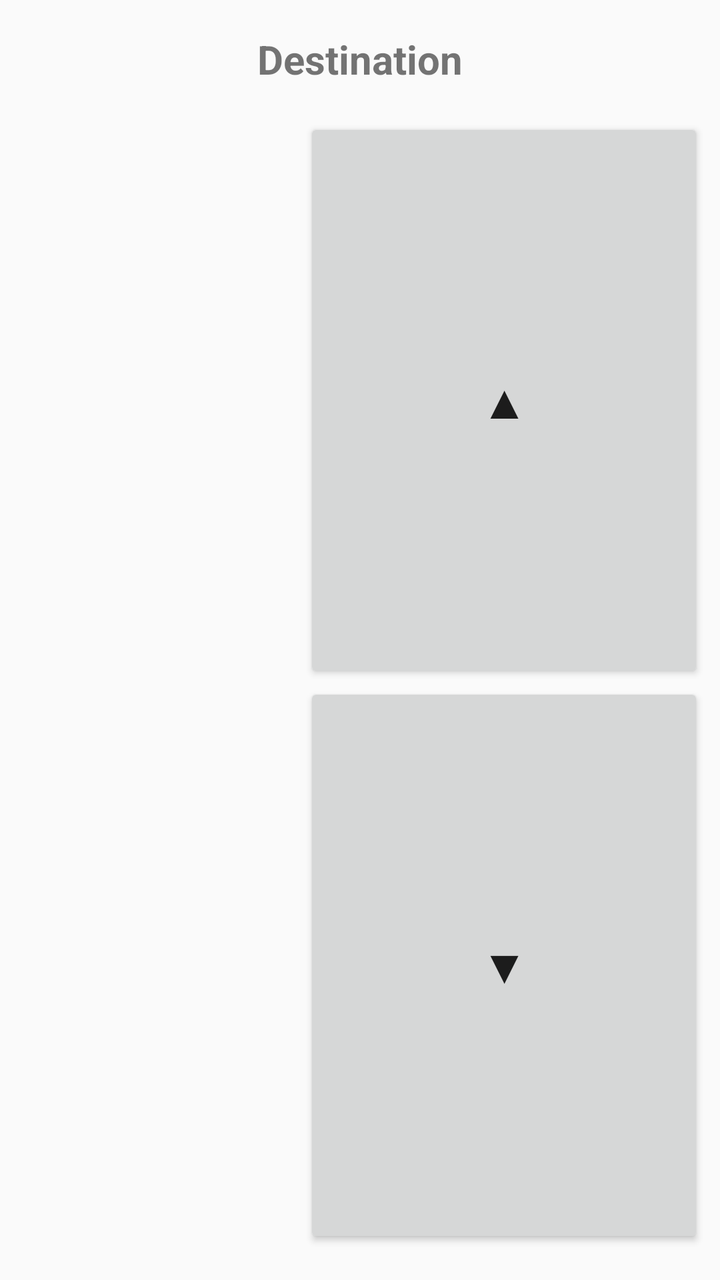
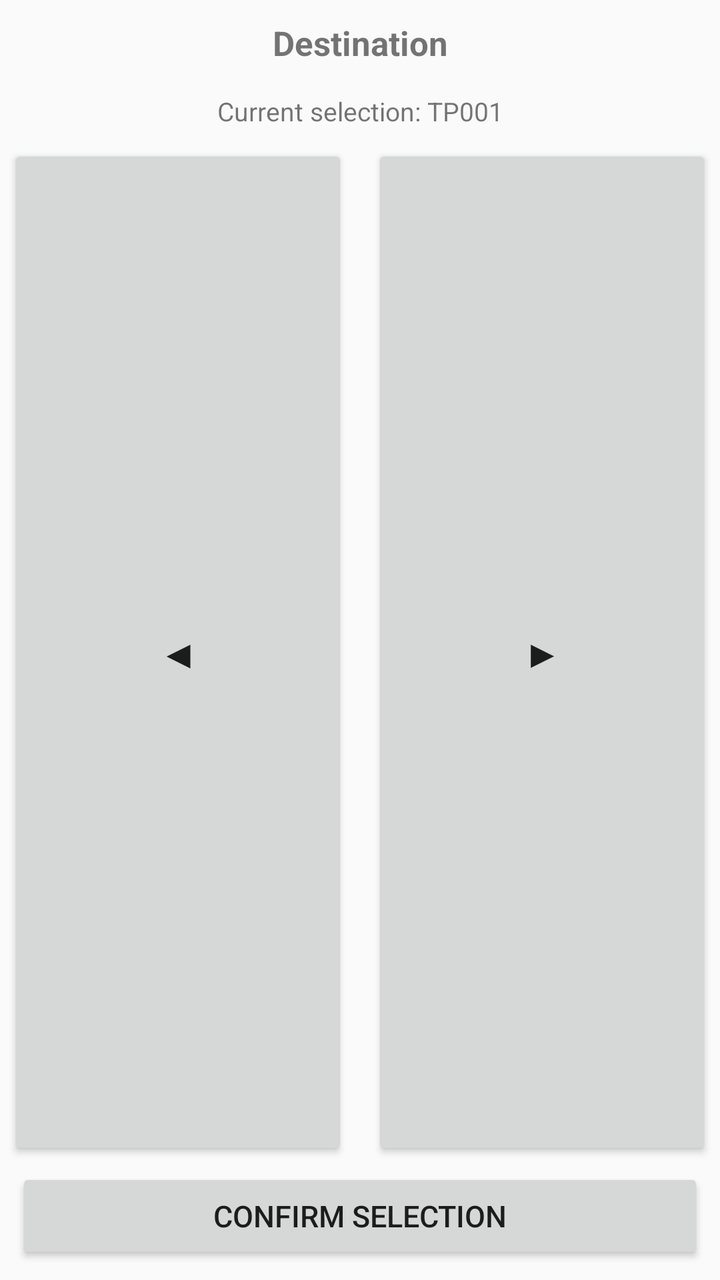

Screens rendered from an Android XML layout before and after an edit, with the pre-edit source and the edit as a unified diff.
<!-- AndroidManifest.xml: application theme Theme.AppCompat.Light.DarkActionBar -->
<!-- res/layout/fragment_destination.xml -->
<LinearLayout xmlns:android="http://schemas.android.com/apk/res/android"
    android:layout_width="match_parent"
    android:layout_height="match_parent"
    android:orientation="vertical">

    
    <TextView
        android:id="@+id/destinationTitle"
        android:layout_width="match_parent"
        android:layout_height="wrap_content"
        android:gravity="center"
        android:text="Destination"
        android:textStyle="bold"
        android:textSize="20sp"
        android:padding="16dp" />

    
    <LinearLayout
        android:layout_width="match_parent"
        android:layout_height="0dp"
        android:layout_weight="1"
        android:orientation="horizontal">

        
        <ListView
            android:id="@+id/destinationList"
            android:layout_width="197dp"
            android:layout_height="match_parent"
            android:layout_weight="2"
            android:dividerHeight="1dp" />

        <LinearLayout
            android:id="@+id/splitButton"
            android:layout_width="200dp"
            android:layout_height="match_parent"
            android:orientation="vertical"
            android:layout_gravity="end"
            android:layout_margin="8dp">

            
            <Button
                android:id="@+id/btnUp"
                android:layout_width="match_parent"
                android:layout_height="0dp"
                android:layout_weight="1"
                android:text="▲"
                android:textSize="24sp"/>

            
            <Button
                android:id="@+id/btnDown"
                android:layout_width="match_parent"
                android:layout_height="0dp"
                android:layout_weight="1"
                android:text="▼"
                android:textSize="24sp"/>
        </LinearLayout>

    </LinearLayout>
</LinearLayout>
<!-- resources referenced by this layout -->
<resources>

</resources>

<!-- the commit's change to res/layout/fragment_destination.xml (unified diff, before → after) -->
@@ -1,60 +1,81 @@
-<LinearLayout xmlns:android="http://schemas.android.com/apk/res/android"
+<?xml version="1.0" encoding="utf-8"?>
+<androidx.constraintlayout.widget.ConstraintLayout
+    xmlns:android="http://schemas.android.com/apk/res/android"
+    xmlns:app="http://schemas.android.com/apk/res-auto"
     android:layout_width="match_parent"
-    android:layout_height="match_parent"
-    android:orientation="vertical">
+    android:layout_height="match_parent">
 
     
     <TextView
         android:id="@+id/destinationTitle"
-        android:layout_width="match_parent"
+        android:layout_width="0dp"
         android:layout_height="wrap_content"
         android:gravity="center"
         android:text="Destination"
         android:textStyle="bold"
-        android:textSize="20sp"
-        android:padding="16dp" />
+        android:textSize="@dimen/title_text_size"
+        android:padding="@dimen/title_padding"
+        app:layout_constraintTop_toTopOf="parent"
+        app:layout_constraintStart_toStartOf="parent"
+        app:layout_constraintEnd_toEndOf="parent"/>
+
+    
+    <TextView
+        android:id="@+id/currentSelectionText"
+        android:layout_width="0dp"
+        android:layout_height="wrap_content"
+        android:gravity="center"
+        android:text="Current selection: TP001"
+        android:textSize="@dimen/selection_text_size"
+        android:padding="@dimen/selection_padding"
+        app:layout_constraintTop_toBottomOf="@id/destinationTitle"
+        app:layout_constraintStart_toStartOf="parent"
+        app:layout_constraintEnd_toEndOf="parent"/>
 
     
     <LinearLayout
-        android:layout_width="match_parent"
+        android:id="@+id/navButtonContainer"
+        android:layout_width="0dp"
         android:layout_height="0dp"
-        android:layout_weight="1"
-        android:orientation="horizontal">
+        android:orientation="horizontal"
+        android:padding="@dimen/nav_container_padding"
+        app:layout_constraintTop_toBottomOf="@id/currentSelectionText"
+        app:layout_constraintBottom_toTopOf="@id/btnConfirm"
+        app:layout_constraintStart_toStartOf="parent"
+        app:layout_constraintEnd_toEndOf="parent">
 
-        
-        <ListView
-            android:id="@+id/destinationList"
-            android:layout_width="197dp"
+        <Button
+            android:id="@+id/btnUp"
+            android:layout_width="0dp"
             android:layout_height="match_parent"
-            android:layout_weight="2"
-            android:dividerHeight="1dp" />
+            android:layout_weight="1"
+            android:text="◀"
+            android:textSize="@dimen/arrow_text_size"
+            android:minHeight="@dimen/min_touch_target"
+            android:layout_marginEnd="@dimen/button_spacing"/>
 
-        <LinearLayout
-            android:id="@+id/splitButton"
-            android:layout_width="200dp"
+        <Button
+            android:id="@+id/btnDown"
+            android:layout_width="0dp"
             android:layout_height="match_parent"
-            android:orientation="vertical"
-            android:layout_gravity="end"
-            android:layout_margin="8dp">
+            android:layout_weight="1"
+            android:text="▶"
+            android:textSize="@dimen/arrow_text_size"
+            android:minHeight="@dimen/min_touch_target"
+            android:layout_marginStart="@dimen/button_spacing"/>
+    </LinearLayout>
 
-            
-            <Button
-                android:id="@+id/btnUp"
-                android:layout_width="match_parent"
-                android:layout_height="0dp"
-                android:layout_weight="1"
-                android:text="▲"
-                android:textSize="24sp"/>
+    
+    <Button
+        android:id="@+id/btnConfirm"
+        android:layout_width="0dp"
+        android:layout_height="wrap_content"
+        android:minHeight="@dimen/confirm_button_height"
+        android:layout_margin="@dimen/confirm_margin"
+        android:text="Confirm Selection"
+        android:textSize="@dimen/confirm_text_size"
+        app:layout_constraintBottom_toBottomOf="parent"
+        app:layout_constraintStart_toStartOf="parent"
+        app:layout_constraintEnd_toEndOf="parent"/>
 
-            
-            <Button
-                android:id="@+id/btnDown"
-                android:layout_width="match_parent"
-                android:layout_height="0dp"
-                android:layout_weight="1"
-                android:text="▼"
-                android:textSize="24sp"/>
-        </LinearLayout>
-
-    </LinearLayout>
-</LinearLayout>
+</androidx.constraintlayout.widget.ConstraintLayout>
<!-- resource entries referenced after the edit -->
@@ -1,5 +1,15 @@
 <!-- resources referenced by this layout -->
 <resources>
-
+  <dimen name="arrow_text_size">24sp</dimen>
+  <dimen name="button_spacing">10dp</dimen>
+  <dimen name="confirm_button_height">60dp</dimen>
+  <dimen name="confirm_margin">12dp</dimen>
+  <dimen name="confirm_text_size">18sp</dimen>
+  <dimen name="min_touch_target">48dp</dimen>
+  <dimen name="nav_container_padding">8dp</dimen>
+  <dimen name="selection_padding">8dp</dimen>
+  <dimen name="selection_text_size">16sp</dimen>
+  <dimen name="title_padding">14dp</dimen>
+  <dimen name="title_text_size">20sp</dimen>
 </resources>
 
